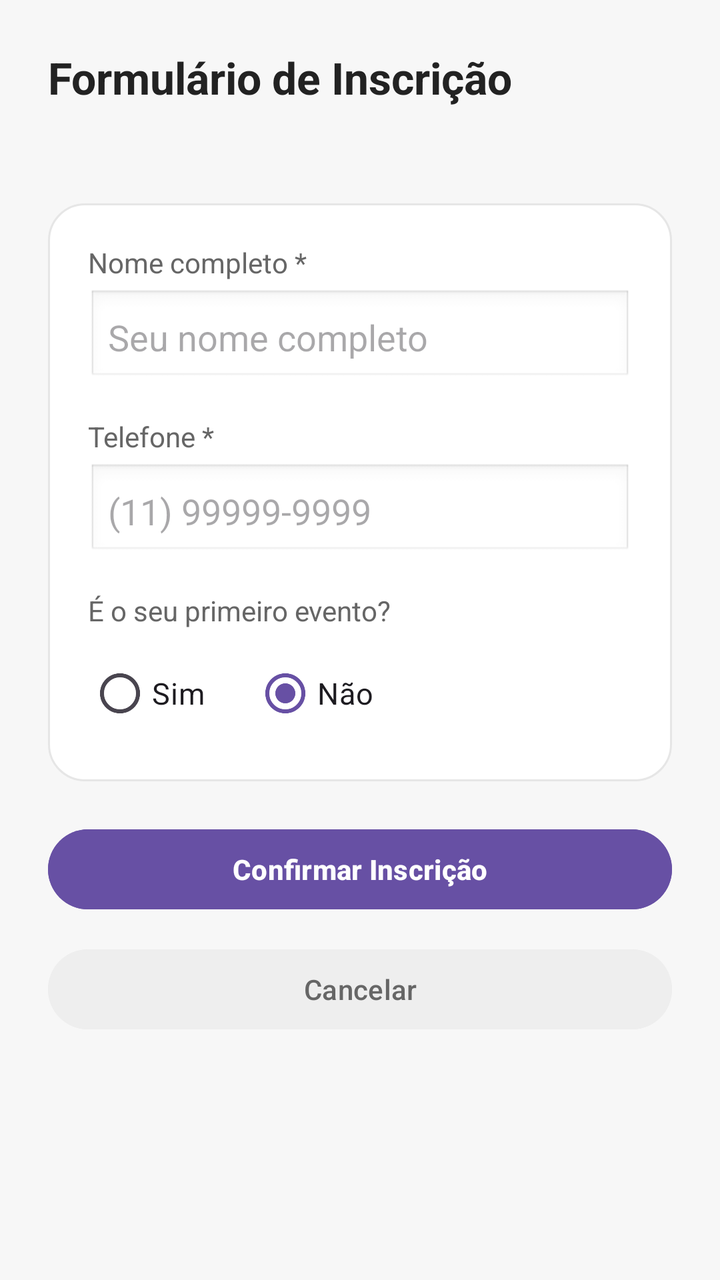
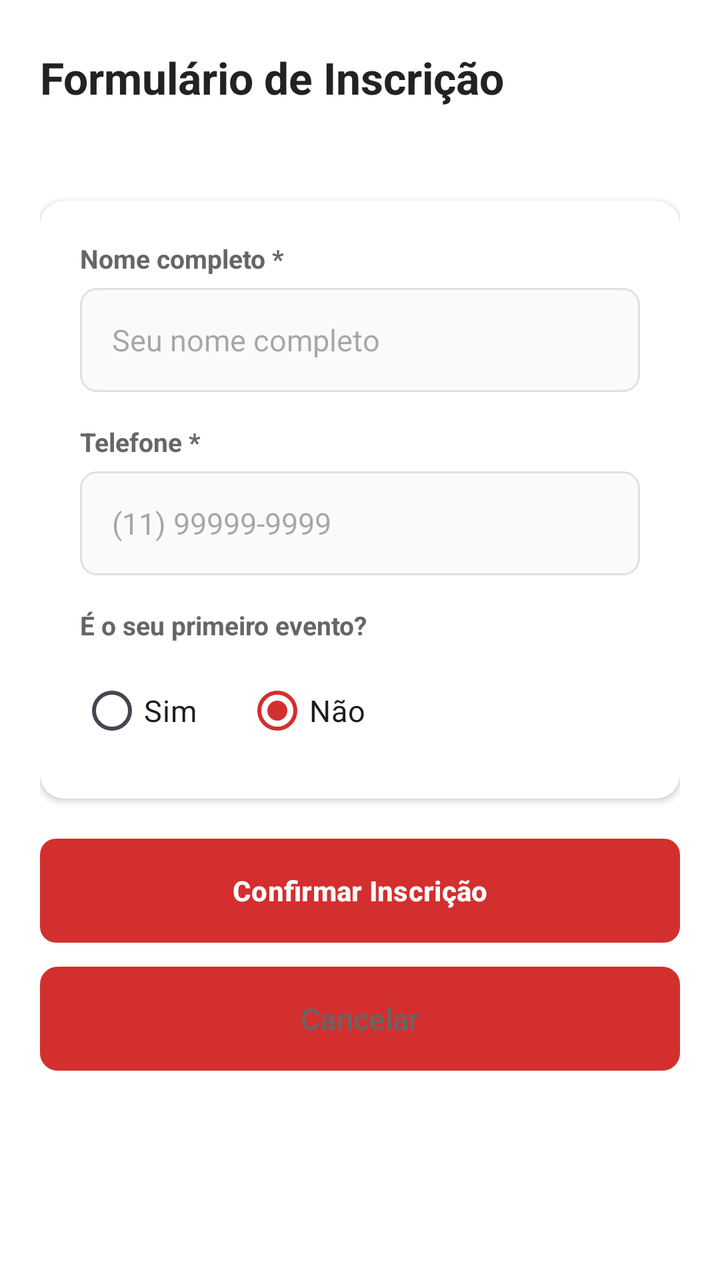

Compare the two renders of this Android layout. The source of the first and the diff that turns it into the second are given below.
<!-- AndroidManifest.xml: application theme Theme.Extensao -->
<!-- res/layout/activity_inscricao_form.xml -->
<?xml version="1.0" encoding="utf-8"?>
<ScrollView xmlns:android="http://schemas.android.com/apk/res/android"
    android:layout_width="match_parent"
    android:layout_height="match_parent"
    android:background="#F7F7F7">

    <LinearLayout
        android:orientation="vertical"
        android:padding="24dp"
        android:layout_width="match_parent"
        android:layout_height="wrap_content">

        
        <TextView
            android:layout_width="wrap_content"
            android:layout_height="wrap_content"
            android:text="Formulário de Inscrição"
            android:textSize="22sp"
            android:textStyle="bold"
            android:textColor="#222222"
            android:layout_marginBottom="4dp" />

        
        <TextView
            android:id="@+id/txtNomeEventoForm"
            android:layout_width="wrap_content"
            android:layout_height="wrap_content"
            android:textSize="15sp"
            android:textColor="#6750A4"
            android:textStyle="bold"
            android:layout_marginBottom="24dp" />

        
        <LinearLayout
            android:orientation="vertical"
            android:background="@drawable/bg_card_evento"
            android:padding="20dp"
            android:layout_width="match_parent"
            android:layout_height="wrap_content"
            android:layout_marginBottom="20dp">

            
            <TextView
                android:layout_width="wrap_content"
                android:layout_height="wrap_content"
                android:text="Nome completo *"
                android:textSize="14sp"
                android:textColor="#666666"
                android:layout_marginBottom="4dp" />

            <EditText
                android:id="@+id/editNomeForm"
                android:layout_width="match_parent"
                android:layout_height="wrap_content"
                android:hint="Seu nome completo"
                android:inputType="textPersonName|textCapWords"
                android:background="@android:drawable/edit_text"
                android:padding="10dp"
                android:layout_marginBottom="16dp" />

            
            <TextView
                android:layout_width="wrap_content"
                android:layout_height="wrap_content"
                android:text="Telefone *"
                android:textSize="14sp"
                android:textColor="#666666"
                android:layout_marginBottom="4dp" />

            <EditText
                android:id="@+id/editTelefoneForm"
                android:layout_width="match_parent"
                android:layout_height="wrap_content"
                android:hint="(11) 99999-9999"
                android:inputType="phone"
                android:background="@android:drawable/edit_text"
                android:padding="10dp"
                android:layout_marginBottom="16dp" />

            
            <TextView
                android:layout_width="wrap_content"
                android:layout_height="wrap_content"
                android:text="É o seu primeiro evento?"
                android:textSize="14sp"
                android:textColor="#666666"
                android:layout_marginBottom="8dp" />

            <LinearLayout
                android:orientation="horizontal"
                android:layout_width="match_parent"
                android:layout_height="wrap_content">

                <RadioGroup
                    android:id="@+id/radioGroupPrimeiroEvento"
                    android:orientation="horizontal"
                    android:layout_width="wrap_content"
                    android:layout_height="wrap_content">

                    <RadioButton
                        android:id="@+id/radioSim"
                        android:layout_width="wrap_content"
                        android:layout_height="wrap_content"
                        android:text="Sim"
                        android:textSize="15sp"
                        android:layout_marginEnd="24dp" />

                    <RadioButton
                        android:id="@+id/radioNao"
                        android:layout_width="wrap_content"
                        android:layout_height="wrap_content"
                        android:text="Não"
                        android:textSize="15sp"
                        android:checked="true" />

                </RadioGroup>

            </LinearLayout>

        </LinearLayout>

        
        <Button
            android:id="@+id/btnConfirmarInscricao"
            android:layout_width="match_parent"
            android:layout_height="wrap_content"
            android:text="Confirmar Inscrição"
            android:textAllCaps="false"
            android:textStyle="bold"
            android:textColor="#FFFFFF"
            android:backgroundTint="#6750A4"
            android:layout_marginBottom="12dp" />

        
        <Button
            android:id="@+id/btnCancelarForm"
            android:layout_width="match_parent"
            android:layout_height="wrap_content"
            android:text="Cancelar"
            android:textAllCaps="false"
            android:textColor="#666666"
            android:backgroundTint="#EEEEEE" />

        <ProgressBar
            android:id="@+id/progressForm"
            android:layout_width="wrap_content"
            android:layout_height="wrap_content"
            android:layout_gravity="center"
            android:layout_marginTop="12dp"
            android:visibility="gone" />

    </LinearLayout>
</ScrollView>
<!-- resources referenced by this layout -->
<resources>
  <!-- drawable bg_card_evento (drawable) -->
  <?xml version="1.0" encoding="utf-8"?>
  <shape xmlns:android="http://schemas.android.com/apk/res/android">
      <solid android:color="#FFFFFF"/>
      <corners android:radius="18dp"/>
      <stroke
          android:width="1dp"
          android:color="#E6E6E6"/>
      <padding
          android:left="16dp"
          android:top="16dp"
          android:right="16dp"
          android:bottom="16dp"/>
  </shape>
  <style name="Theme.Extensao" parent="Base.Theme.Extensao" />
  <style name="Base.Theme.Extensao" parent="Theme.Material3.DayNight.NoActionBar">
          
          
      </style>
</resources>

<!-- the commit's change to res/layout/activity_inscricao_form.xml (unified diff, before → after) -->
@@ -1,12 +1,16 @@
 <?xml version="1.0" encoding="utf-8"?>
 <ScrollView xmlns:android="http://schemas.android.com/apk/res/android"
+    xmlns:app="http://schemas.android.com/apk/res-auto"
     android:layout_width="match_parent"
     android:layout_height="match_parent"
-    android:background="#F7F7F7">
+    android:background="@color/white">
 
     <LinearLayout
         android:orientation="vertical"
-        android:padding="24dp"
+        android:paddingStart="20dp"
+        android:paddingEnd="20dp"
+        android:paddingTop="24dp"
+        android:paddingBottom="32dp"
         android:layout_width="match_parent"
         android:layout_height="wrap_content">
 
@@ -17,7 +21,7 @@
             android:text="Formulário de Inscrição"
             android:textSize="22sp"
             android:textStyle="bold"
-            android:textColor="#222222"
+            android:textColor="@color/text_primary"
             android:layout_marginBottom="4dp" />
 
         
@@ -25,71 +29,79 @@
             android:id="@+id/txtNomeEventoForm"
             android:layout_width="wrap_content"
             android:layout_height="wrap_content"
-            android:textSize="15sp"
-            android:textColor="#6750A4"
+            android:textSize="14sp"
+            android:textColor="@color/primary_red"
             android:textStyle="bold"
             android:layout_marginBottom="24dp" />
 
         
-        <LinearLayout
-            android:orientation="vertical"
-            android:background="@drawable/bg_card_evento"
-            android:padding="20dp"
+        <androidx.cardview.widget.CardView
             android:layout_width="match_parent"
             android:layout_height="wrap_content"
-            android:layout_marginBottom="20dp">
+            android:layout_marginBottom="20dp"
+            app:cardCornerRadius="12dp"
+            app:cardElevation="2dp"
+            app:cardBackgroundColor="@color/white">
 
-            
-            <TextView
-                android:layout_width="wrap_content"
-                android:layout_height="wrap_content"
-                android:text="Nome completo *"
-                android:textSize="14sp"
-                android:textColor="#666666"
-                android:layout_marginBottom="4dp" />
-
-            <EditText
-                android:id="@+id/editNomeForm"
+            <LinearLayout
+                android:orientation="vertical"
                 android:layout_width="match_parent"
                 android:layout_height="wrap_content"
-                android:hint="Seu nome completo"
-                android:inputType="textPersonName|textCapWords"
-                android:background="@android:drawable/edit_text"
-                android:padding="10dp"
-                android:layout_marginBottom="16dp" />
+                android:padding="20dp">
 
-            
-            <TextView
-                android:layout_width="wrap_content"
-                android:layout_height="wrap_content"
-                android:text="Telefone *"
-                android:textSize="14sp"
-                android:textColor="#666666"
-                android:layout_marginBottom="4dp" />
+                
+                <TextView
+                    android:layout_width="wrap_content"
+                    android:layout_height="wrap_content"
+                    android:text="Nome completo *"
+                    android:textSize="13sp"
+                    android:textStyle="bold"
+                    android:textColor="@color/text_secondary"
+                    android:layout_marginBottom="6dp" />
 
-            <EditText
-                android:id="@+id/editTelefoneForm"
-                android:layout_width="match_parent"
-                android:layout_height="wrap_content"
-                android:hint="(11) 99999-9999"
-                android:inputType="phone"
-                android:background="@android:drawable/edit_text"
-                android:padding="10dp"
-                android:layout_marginBottom="16dp" />
+                <EditText
+                    android:id="@+id/editNomeForm"
+                    android:layout_width="match_parent"
+                    android:layout_height="52dp"
+                    android:hint="Seu nome completo"
+                    android:inputType="textPersonName|textCapWords"
+                    android:background="@drawable/bg_input_field"
+                    android:paddingStart="16dp"
+                    android:paddingEnd="16dp"
+                    android:textSize="15sp"
+                    android:layout_marginBottom="16dp" />
 
-            
-            <TextView
-                android:layout_width="wrap_content"
-                android:layout_height="wrap_content"
-                android:text="É o seu primeiro evento?"
-                android:textSize="14sp"
-                android:textColor="#666666"
-                android:layout_marginBottom="8dp" />
+                
+                <TextView
+                    android:layout_width="wrap_content"
+                    android:layout_height="wrap_content"
+                    android:text="Telefone *"
+                    android:textSize="13sp"
+                    android:textStyle="bold"
+                    android:textColor="@color/text_secondary"
+                    android:layout_marginBottom="6dp" />
 
-            <LinearLayout
-                android:orientation="horizontal"
-                android:layout_width="match_parent"
-                android:layout_height="wrap_content">
+                <EditText
+                    android:id="@+id/editTelefoneForm"
+                    android:layout_width="match_parent"
+                    android:layout_height="52dp"
+                    android:hint="(11) 99999-9999"
+                    android:inputType="phone"
+                    android:background="@drawable/bg_input_field"
+                    android:paddingStart="16dp"
+                    android:paddingEnd="16dp"
+                    android:textSize="15sp"
+                    android:layout_marginBottom="16dp" />
+
+                
+                <TextView
+                    android:layout_width="wrap_content"
+                    android:layout_height="wrap_content"
+                    android:text="É o seu primeiro evento?"
+                    android:textSize="13sp"
+                    android:textStyle="bold"
+                    android:textColor="@color/text_secondary"
+                    android:layout_marginBottom="10dp" />
 
                 <RadioGroup
                     android:id="@+id/radioGroupPrimeiroEvento"
@@ -103,6 +115,7 @@
                         android:layout_height="wrap_content"
                         android:text="Sim"
                         android:textSize="15sp"
+                        android:buttonTint="@color/primary_red"
                         android:layout_marginEnd="24dp" />
 
                     <RadioButton
@@ -111,35 +124,37 @@
                         android:layout_height="wrap_content"
                         android:text="Não"
                         android:textSize="15sp"
+                        android:buttonTint="@color/primary_red"
                         android:checked="true" />
 
                 </RadioGroup>
 
             </LinearLayout>
 
-        </LinearLayout>
+        </androidx.cardview.widget.CardView>
 
         
         <Button
             android:id="@+id/btnConfirmarInscricao"
             android:layout_width="match_parent"
-            android:layout_height="wrap_content"
+            android:layout_height="52dp"
             android:text="Confirmar Inscrição"
             android:textAllCaps="false"
             android:textStyle="bold"
-            android:textColor="#FFFFFF"
-            android:backgroundTint="#6750A4"
+            android:textColor="@color/white"
+            android:background="@drawable/bg_botao_inscrever"
             android:layout_marginBottom="12dp" />
 
         
         <Button
             android:id="@+id/btnCancelarForm"
             android:layout_width="match_parent"
-            android:layout_height="wrap_content"
+            android:layout_height="52dp"
             android:text="Cancelar"
             android:textAllCaps="false"
-            android:textColor="#666666"
-            android:backgroundTint="#EEEEEE" />
+            android:textColor="@color/text_secondary"
+            android:background="@drawable/bg_botao_secundario"
+            android:textSize="15sp" />
 
         <ProgressBar
             android:id="@+id/progressForm"
<!-- resource entries referenced after the edit -->
@@ -1,23 +1,50 @@
 <!-- resources referenced by this layout -->
 <resources>
-  <!-- drawable bg_card_evento (drawable) -->
+  <color name="primary_red">#D32F2F</color>
+  <color name="text_primary">#222222</color>
+  <color name="text_secondary">#666666</color>
+  <color name="white">#FFFFFFFF</color>
+  <!-- drawable bg_botao_inscrever (drawable) -->
+  <?xml version="1.0" encoding="utf-8"?>
+  <shape xmlns:android="http://schemas.android.com/apk/res/android">
+      <solid android:color="@color/primary_red"/>
+      <corners android:radius="8dp"/>
+  </shape>
+  <!-- drawable bg_botao_secundario (drawable) -->
   <?xml version="1.0" encoding="utf-8"?>
   <shape xmlns:android="http://schemas.android.com/apk/res/android">
       <solid android:color="#FFFFFF"/>
-      <corners android:radius="18dp"/>
+      <corners android:radius="8dp"/>
+      <stroke
+          android:width="1.5dp"
+          android:color="#D32F2F"/>
+  </shape>
+  <!-- drawable bg_input_field (drawable) -->
+  <?xml version="1.0" encoding="utf-8"?>
+  <shape xmlns:android="http://schemas.android.com/apk/res/android">
+      <solid android:color="#FAFAFA"/>
+      <corners android:radius="8dp"/>
       <stroke
           android:width="1dp"
-          android:color="#E6E6E6"/>
-      <padding
-          android:left="16dp"
-          android:top="16dp"
-          android:right="16dp"
-          android:bottom="16dp"/>
+          android:color="#E0E0E0"/>
   </shape>
   <style name="Theme.Extensao" parent="Base.Theme.Extensao" />
-  <style name="Base.Theme.Extensao" parent="Theme.Material3.DayNight.NoActionBar">
+  <style name="Base.Theme.Extensao" parent="Theme.Material3.Light.NoActionBar">
+          <item name="colorPrimary">@color/primary_red</item>
+          <item name="colorPrimaryVariant">@color/primary_red_dark</item>
+          <item name="colorOnPrimary">@color/white</item>
+          <item name="colorSecondary">@color/primary_red</item>
+          <item name="colorOnSecondary">@color/white</item>
+          <item name="android:windowBackground">@color/white</item>
+          <item name="colorSurface">@color/white</item>
+          <item name="colorOnSurface">@color/text_primary</item>
           
-          
+          <item name="bottomNavigationStyle">@style/BottomNavStyle</item>
+      </style>
+  <color name="primary_red_dark">#B71C1C</color>
+  <style name="BottomNavStyle" parent="Widget.MaterialComponents.BottomNavigationView">
+          <item name="itemIconTint">@color/bottom_nav_color</item>
+          <item name="itemTextColor">@color/bottom_nav_color</item>
       </style>
 </resources>
 
